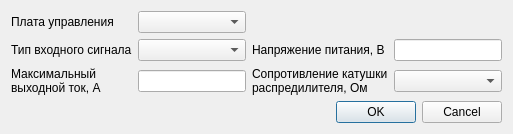
Above: control_panels_title_info.ui from firef0xff/SSHGS01 before the change. Below: the same form after it.
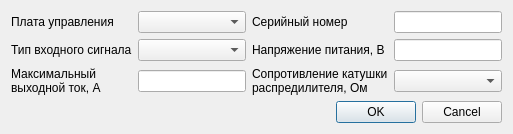
That is the form after the change.

```diff
--- a/control_panels_title_info.ui
+++ b/control_panels_title_info.ui
@@ -134,6 +134,16 @@
        </item>
       </widget>
      </item>
+     <item row="0" column="2">
+      <widget class="QLabel" name="l_ser_no">
+       <property name="text">
+        <string>Серийный номер</string>
+       </property>
+      </widget>
+     </item>
+     <item row="0" column="3">
+      <widget class="QLineEdit" name="SerNo"/>
+     </item>
     </layout>
    </item>
    <item>
```
